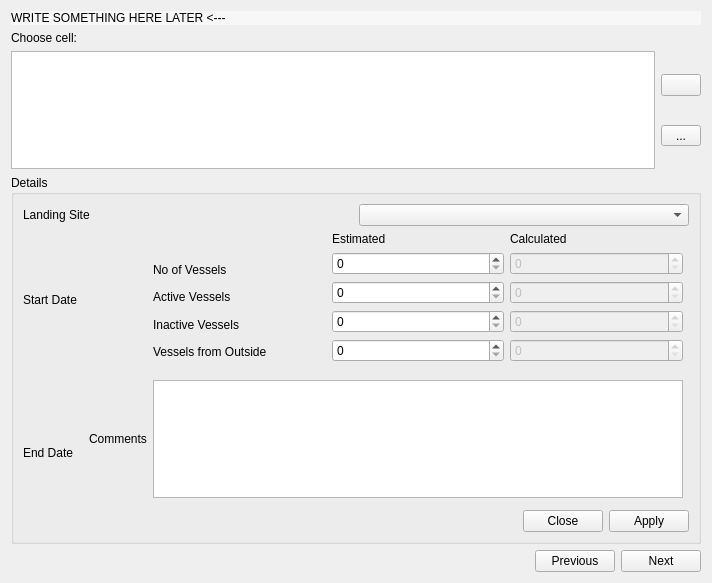
This is app_new/frmcell.ui in doublebyte1/app_solution as Qt 5 draws it before an edit. The edited form follows.
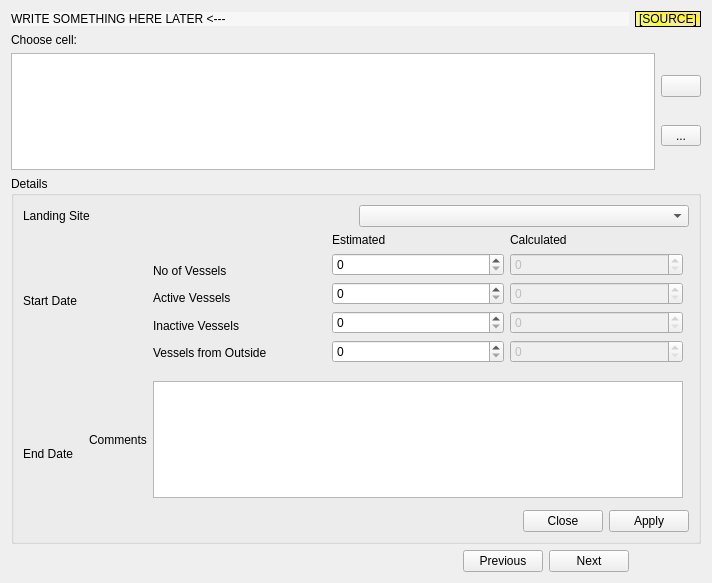
This is the edited form. Icons and pictures are not drawn. Custom widgets are drawn as their Qt base class.

```diff
--- a/app_new/frmcell.ui
+++ b/app_new/frmcell.ui
@@ -30,7 +30,34 @@
      </property>
     </widget>
    </item>
-   <item row="2" column="0">
+   <item row="0" column="1">
+    <widget class="QLabel" name="lbSource">
+     <property name="styleSheet">
+      <string notr="true">background-color: qconicalgradient(cx:0, cy:0, angle:135, stop:0 rgba(220, 220, 220, 69), stop:0.375 rgba(255, 255, 0, 69), stop:0.423533 rgba(251, 255, 0, 145), stop:0.45 rgba(247, 255, 0, 208), stop:0.477581 rgba(255, 244, 71, 130), stop:0.518717 rgba(255, 218, 71, 130), stop:0.55 rgba(255, 255, 0, 255), stop:0.57754 rgba(255, 203, 0, 130), stop:0.625 rgba(255, 255, 0, 69), stop:1 rgba(255, 255, 0, 69));
+font: 75 10pt &quot;Fixedsys&quot;;</string>
+     </property>
+     <property name="frameShape">
+      <enum>QFrame::StyledPanel</enum>
+     </property>
+     <property name="frameShadow">
+      <enum>QFrame::Raised</enum>
+     </property>
+     <property name="text">
+      <string>[SOURCE]</string>
+     </property>
+     <property name="scaledContents">
+      <bool>true</bool>
+     </property>
+    </widget>
+   </item>
+   <item row="1" column="0">
+    <widget class="QLabel" name="label_13">
+     <property name="text">
+      <string>Choose cell:</string>
+     </property>
+    </widget>
+   </item>
+   <item row="2" column="0" colspan="2">
     <layout class="QHBoxLayout" name="horizontalLayout_5">
      <item>
       <widget class="QTableView" name="tableView">
@@ -93,7 +120,7 @@
      </item>
     </layout>
    </item>
-   <item row="3" column="0">
+   <item row="3" column="0" colspan="2">
     <widget class="QGroupBox" name="groupDetails">
      <property name="title">
       <string>Details</string>
@@ -323,13 +350,6 @@
      </item>
     </layout>
    </item>
-   <item row="1" column="0">
-    <widget class="QLabel" name="label_13">
-     <property name="text">
-      <string>Choose cell:</string>
-     </property>
-    </widget>
-   </item>
   </layout>
  </widget>
  <customwidgets>
```
